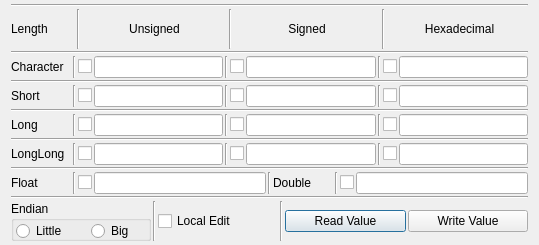
Above: source/binary_values_view.ui from Rolloke/GUI-Apps before the change. Below: the same form after it.
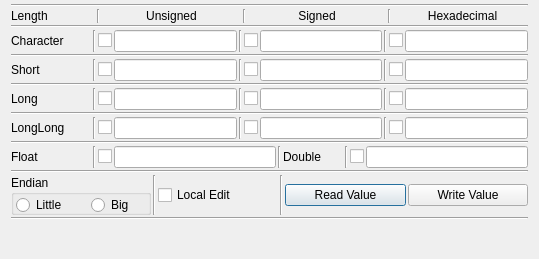
That is the form after the change.

Commit message: improved binary value editing

```diff
--- a/source/binary_values_view.ui
+++ b/source/binary_values_view.ui
@@ -7,7 +7,7 @@
     <x>0</x>
     <y>0</y>
     <width>539</width>
-    <height>245</height>
+    <height>259</height>
    </rect>
   </property>
   <property name="windowTitle">
@@ -39,14 +39,14 @@
       <widget class="QLabel" name="label_2">
        <property name="minimumSize">
         <size>
-         <width>60</width>
+         <width>80</width>
          <height>0</height>
         </size>
        </property>
        <property name="maximumSize">
         <size>
-         <width>60</width>
-         <height>16777215</height>
+         <width>80</width>
+         <height>20</height>
         </size>
        </property>
        <property name="text">
@@ -162,7 +162,7 @@
       <widget class="QLabel" name="label_signed_byte">
        <property name="minimumSize">
         <size>
-         <width>60</width>
+         <width>80</width>
          <height>0</height>
         </size>
        </property>
@@ -253,7 +253,7 @@
       <widget class="QLabel" name="label_unsigned_short">
        <property name="minimumSize">
         <size>
-         <width>60</width>
+         <width>80</width>
          <height>0</height>
         </size>
        </property>
@@ -328,7 +328,7 @@
       <widget class="QLabel" name="label_signed_long">
        <property name="minimumSize">
         <size>
-         <width>60</width>
+         <width>80</width>
          <height>0</height>
         </size>
        </property>
@@ -403,7 +403,7 @@
       <widget class="QLabel" name="labelLongLong">
        <property name="minimumSize">
         <size>
-         <width>60</width>
+         <width>80</width>
          <height>0</height>
         </size>
        </property>
@@ -478,7 +478,7 @@
       <widget class="QLabel" name="labelFloat">
        <property name="minimumSize">
         <size>
-         <width>60</width>
+         <width>80</width>
          <height>0</height>
         </size>
        </property>
@@ -649,6 +649,26 @@
      </item>
     </layout>
    </item>
+   <item>
+    <widget class="Line" name="line_23">
+     <property name="orientation">
+      <enum>Qt::Horizontal</enum>
+     </property>
+    </widget>
+   </item>
+   <item>
+    <spacer name="verticalSpacer">
+     <property name="orientation">
+      <enum>Qt::Vertical</enum>
+     </property>
+     <property name="sizeHint" stdset="0">
+      <size>
+       <width>20</width>
+       <height>40</height>
+      </size>
+     </property>
+    </spacer>
+   </item>
   </layout>
  </widget>
  <resources/>
```
The commit also changes 7 other files.
